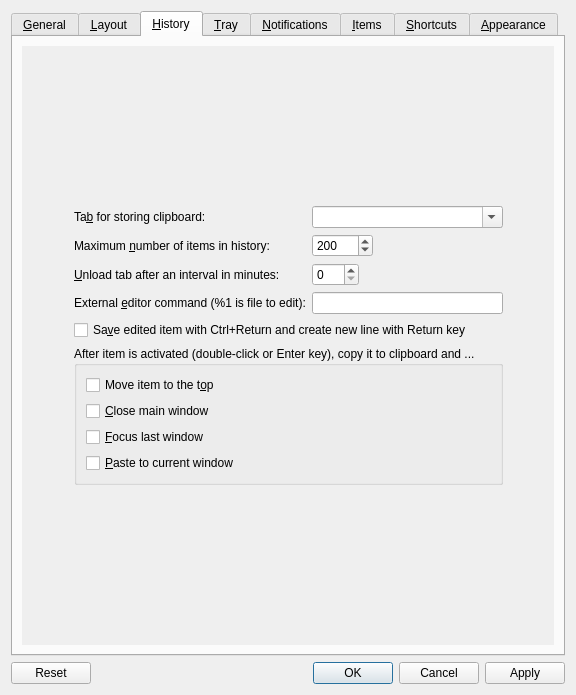
First picture: the form in src/ui/configurationmanager.ui, repository hluk/CopyQ, before the edit.
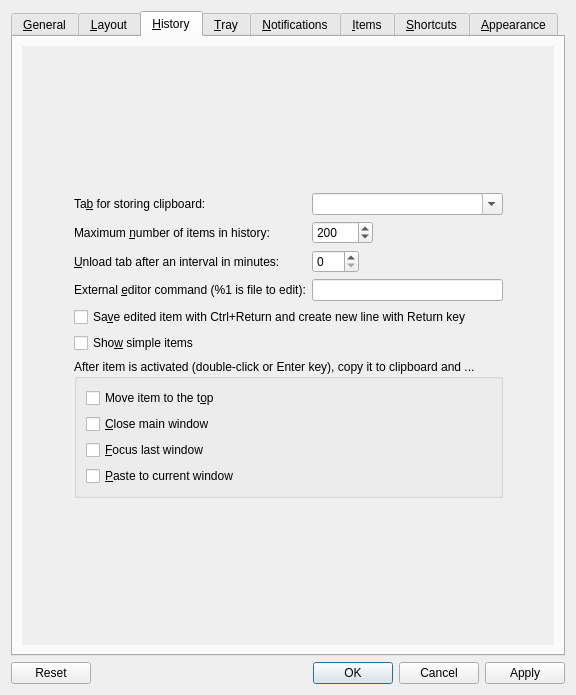
Second picture: the form after the edit. The open tabs and pages were chosen to show the change. Custom widgets are drawn as their Qt base class.

Commit message:
Show simple items and item preview separately
Fixes #373

What changed in the file:
```diff
--- a/src/ui/configurationmanager.ui
+++ b/src/ui/configurationmanager.ui
@@ -734,6 +734,18 @@
                </property>
               </widget>
              </item>
+             <item>
+              <widget class="QCheckBox" name="checkBoxShowSimpleItems">
+               <property name="toolTip">
+                <string>Show single line description of each item.
+
+Use Item Preview to display whole items.</string>
+               </property>
+               <property name="text">
+                <string>Sho&amp;w simple items</string>
+               </property>
+              </widget>
+             </item>
              <item>
               <widget class="QGroupBox" name="groupBox_3">
                <property name="title">
```
Left out of the diff: 1 changed line with no effect on the pictures. The commit also changes 18 other files.
